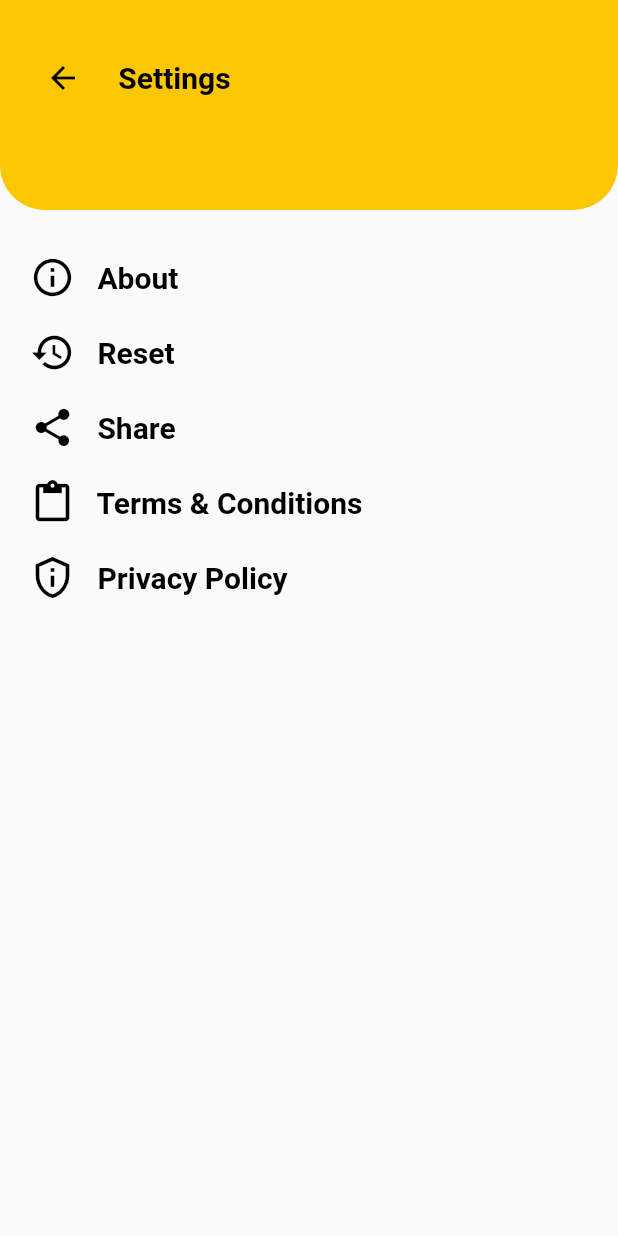
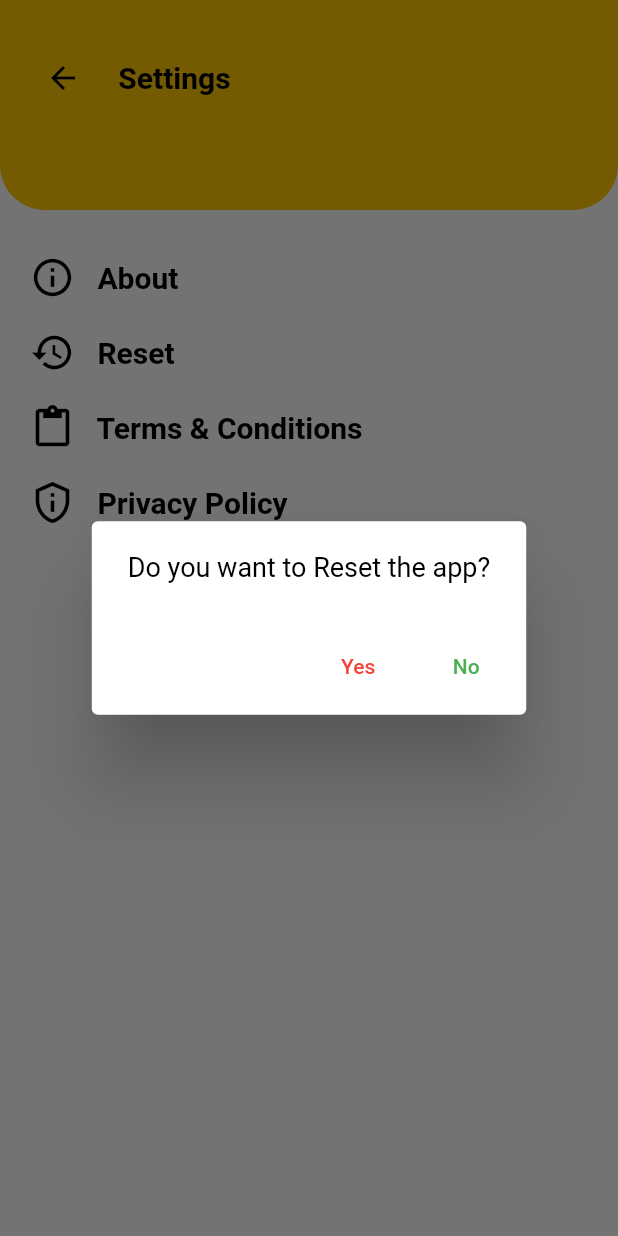
Before and after one commit to Theerthac/Money-Wiz, a Flutter app: the Settings screen opened directly with empty values, after a tap on "Reset", on a phone screen of 412 x 824 dp. Run offline on Flutter 3.47's test engine with Material 2 defaults, Android fonts, the phone set to English and light mode, and no system bars; our stand-ins replace flutter_slidable, hive, hive_flutter, shared_preferences, syncfusion_flutter_charts; accounts and stored records are empty.

Commit message:
complete reset

```diff
--- /dev/null
+++ b/lib/Screens/reset.dart
@@ -0,0 +1,64 @@
+
+  import 'package:flutter/cupertino.dart';
+import 'package:flutter/material.dart';
+import 'package:hive/hive.dart';
+import 'package:project/Screens/login.dart';
+import 'package:project/model/add_data.dart';
+import 'package:shared_preferences/shared_preferences.dart';
+
+resetApp(BuildContext context) {
+    showDialog(
+        context: context,
+        builder: (ctx) {
+          return AlertDialog(
+            content: const Text(
+              'Do you want to Reset the app?',
+              style: TextStyle(color: Colors.black, fontSize: 18),
+            ),
+            actions: [
+              TextButton(
+                  onPressed: (() async {
+                    Navigator.of(context).pop();
+
+
+                        final box = Hive.box<add_data>('data');
+
+                    box.clear();
+                  clearSharedPreferences(ctx);
+
+                    // AddListNotifier.notifyListeners();
+
+                    // ignore: use_build_context_synchronously
+                    Navigator.of(context).pushReplacement(
+                      MaterialPageRoute(
+                        builder: (context) =>  Login(),
+                      ),
+                    );
+
+
+
+                  }),
+                  child: const Text(
+                    'Yes',
+                    style: TextStyle(
+                      color: Colors.red,
+                    ),
+                  )),
+              TextButton(
+                onPressed: (() {
+                  Navigator.of(context).pop();
+                }),
+                child: const Text(
+                  'No',
+                  style: TextStyle(color: Colors.green),
+                ),
+              ),
+            ],
+          );
+        });
+  }
+
+  void clearSharedPreferences(BuildContext ctx) async {
+  final sharedPref = await SharedPreferences.getInstance();
+  sharedPref.clear();
+}
--- a/lib/Screens/settings.dart
+++ b/lib/Screens/settings.dart
@@ -4,13 +4,14 @@ import 'package:hive_flutter/hive_flutter.dart';
 import 'package:project/Screens/Bottom.dart';
 import 'package:project/Screens/about%20.dart';
 import 'package:project/Screens/privacy.dart';
+import 'package:project/Screens/reset.dart';
 import 'package:project/Screens/terms.dart';
 import 'package:project/model/add_data.dart';
 import 'package:project/utility/utility.dart';
 
 class Settings extends StatefulWidget {
   String username;
-    Settings({super.key, required this.username});
+  Settings({super.key, required this.username});
 
   final box = Hive.box<add_data>('data');
   @override
@@ -90,7 +91,9 @@ class _SettingsState extends State<Settings> {
                     onTap: () {
                       Navigator.of(context).push(MaterialPageRoute(
                         builder: (context) {
-                          return About(username: widget.username,);
+                          return About(
+                            username: widget.username,
+                          );
                         },
                       ));
                     },
@@ -122,7 +125,7 @@ class _SettingsState extends State<Settings> {
                   ),
                   GestureDetector(
                     onTap: () {
-                      box.clear();
+                      resetApp(context);
                     },
                     child: Text(
                       '   Reset',
@@ -131,28 +134,6 @@ class _SettingsState extends State<Settings> {
                           fontWeight: FontWeight.w600,
                           color: Colors.black),
                     ),
-                  )
-                ],
-              ),
-              SizedBox(
-                height: 20,
-              ),
-              Row(
-                children: [
-                  Padding(
-                    padding: const EdgeInsets.only(left: 20),
-                    child: Icon(
-                      Icons.share,
-                      size: 30,
-                      color: Colors.black,
-                    ),
-                  ),
-                  Text(
-                    '   Share',
-                    style: TextStyle(
-                        fontSize: 20,
-                        fontWeight: FontWeight.w600,
-                        color: Colors.black),
                   )
                 ],
               ),
@@ -173,7 +154,9 @@ class _SettingsState extends State<Settings> {
                     onTap: () {
                       Navigator.of(context).push(MaterialPageRoute(
                         builder: (context) {
-                          return Term(username: widget.username,);
+                          return Term(
+                            username: widget.username,
+                          );
                         },
                       ));
                     },
@@ -204,7 +187,9 @@ class _SettingsState extends State<Settings> {
                     onTap: () {
                       Navigator.of(context).push(MaterialPageRoute(
                         builder: (context) {
-                          return Privacy(username: widget.username,);
+                          return Privacy(
+                            username: widget.username,
+                          );
                         },
                       ));
                     },
```
Also changed, not shown: 1 other file.
